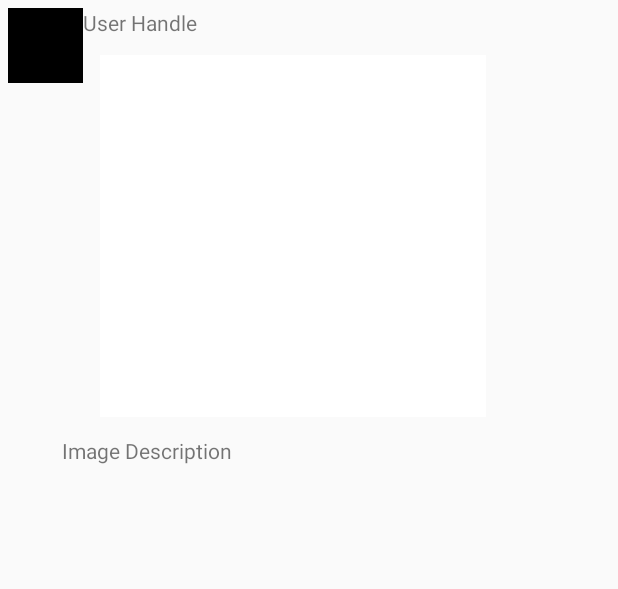
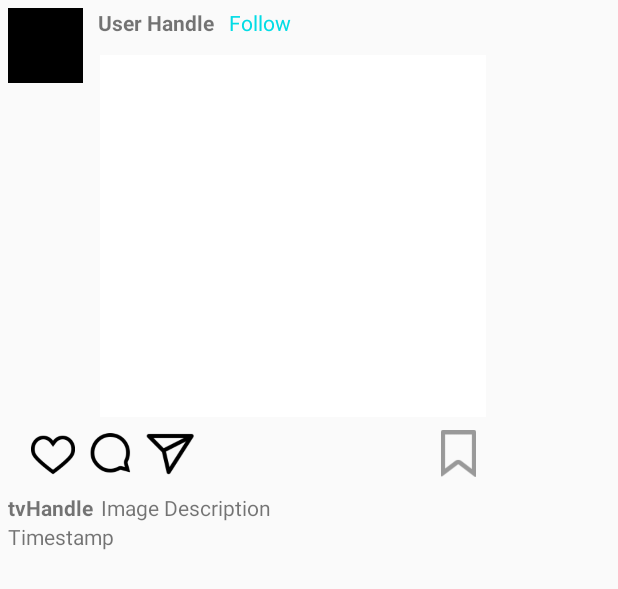
Before and after one commit to ruygonzalez/Parstagram, an Android app: the layout item_post.xml on its own in the app's theme, with its tools: preview values and no code run, on a phone screen of 412 x 824 dp. Shown: the top 589 px of the screen. Run offline under Robolectric (Android 15) with nearby library versions, the phone set to English and light mode, and no system bars.

Commit message:
Timeline now resembles instagram more. Made changes to item_post

```diff
--- a/app/src/main/java/me/ruygonzalez/parstagram/BitmapScaler.java
+++ b/app/src/main/java/me/ruygonzalez/parstagram/BitmapScaler.java
@@ -9,7 +9,6 @@ public class BitmapScaler {
         float factor = width / (float) b.getWidth();
         return Bitmap.createScaledBitmap(b, width, (int) (b.getHeight() * factor), true);
     }
-
 
     // scale and keep aspect ratio
     public static Bitmap scaleToFitHeight(Bitmap b, int height)
--- a/app/src/main/java/me/ruygonzalez/parstagram/PostAdapter.java
+++ b/app/src/main/java/me/ruygonzalez/parstagram/PostAdapter.java
@@ -4,6 +4,7 @@ import android.content.Context;
 import android.content.Intent;
 import android.support.annotation.NonNull;
 import android.support.v7.widget.RecyclerView;
+import android.text.format.DateUtils;
 import android.view.LayoutInflater;
 import android.view.View;
 import android.view.ViewGroup;
@@ -15,7 +16,9 @@ import com.parse.ParseException;
 
 import org.parceler.Parcels;
 
+import java.text.SimpleDateFormat;
 import java.util.List;
+import java.util.Locale;
 
 import me.ruygonzalez.parstagram.model.Post;
 
@@ -55,10 +58,12 @@ public class PostAdapter extends RecyclerView.Adapter<PostAdapter.ViewHolder>{
         // populate the views according to this data
         try {
             holder.tvHandle.setText(post.getUser().fetchIfNeeded().getString("username"));
+            holder.tvHandle2.setText("@" + post.getUser().fetchIfNeeded().getString("handle"));
         } catch (ParseException e) {
             e.printStackTrace();
         }
         holder.tvDescription.setText(post.getDescription());
+        holder.timestamp.setText(getRelativeTimeAgo(post.getCreatedAt().toString()));
 
         // load image
         Glide.with(context)
@@ -84,6 +89,8 @@ public class PostAdapter extends RecyclerView.Adapter<PostAdapter.ViewHolder>{
         public TextView tvHandle;
         public TextView tvDescription;
         public ImageView ivPicture;
+        public TextView tvHandle2;
+        public TextView timestamp;
 
         public ViewHolder(View itemView){
             super(itemView);
@@ -94,6 +101,8 @@ public class PostAdapter extends RecyclerView.Adapter<PostAdapter.ViewHolder>{
             tvHandle = (TextView) itemView.findViewById(R.id.tvHandle);
             tvDescription = (TextView) itemView.findViewById(R.id.tvDescription);
             ivPicture = (ImageView) itemView.findViewById(R.id.ivPicture);
+            timestamp = (TextView) itemView.findViewById(R.id.tvTimestamp);
+            tvHandle2 = (TextView) itemView.findViewById(R.id.tvHandle2);
             itemView.setOnClickListener(this); //when a post gets clicked on go to onclick
         }
 
@@ -115,4 +124,21 @@ public class PostAdapter extends RecyclerView.Adapter<PostAdapter.ViewHolder>{
             }
         }
     }
+
+    // getRelativeTimeAgo("Mon Apr 01 21:16:23 +0000 2014");
+    public String getRelativeTimeAgo(String rawJsonDate) {
+        String twitterFormat = "EEE MMM dd HH:mm:ss ZZZZZ yyyy";
+        SimpleDateFormat sf = new SimpleDateFormat(twitterFormat, Locale.ENGLISH);
+        sf.setLenient(true);
+
+        String relativeDate = "";
+        try {
+            long dateMillis = sf.parse(rawJsonDate).getTime();
+            relativeDate = DateUtils.getRelativeTimeSpanString(dateMillis,
+                    System.currentTimeMillis(), DateUtils.SECOND_IN_MILLIS).toString();
+        } catch (java.text.ParseException e) {
+            e.printStackTrace();
+        }
+        return relativeDate;
+    }
 }
--- a/app/src/main/res/layout/item_post.xml
+++ b/app/src/main/res/layout/item_post.xml
@@ -2,16 +2,16 @@
 <RelativeLayout xmlns:android="http://schemas.android.com/apk/res/android"
     xmlns:app="http://schemas.android.com/apk/res-auto"
     android:layout_width="match_parent"
-    android:layout_height="400dp"
+    android:layout_height="375dp"
     android:layout_margin="5dp">
 
     <ImageView
         android:id="@+id/ivProfileImage"
         android:layout_width="50dp"
         android:layout_height="50dp"
-        android:layout_alignParentLeft="true"
         android:layout_alignParentStart="true"
         android:layout_alignParentTop="true"
+        android:layout_marginRight="10dp"
         app:srcCompat="@android:color/black" />
 
     <TextView
@@ -19,17 +19,18 @@
         android:layout_width="wrap_content"
         android:layout_height="wrap_content"
         android:layout_alignParentTop="true"
-        android:layout_toEndOf="@+id/ivProfileImage"
-        android:text="User Handle" />
+        android:layout_marginRight="10dp"
+        android:layout_toRightOf="@id/ivProfileImage"
+        android:text="User Handle"
+        android:textStyle="bold" />
 
 
     <TextView
         android:id="@+id/tvDescription"
-        android:layout_width="329dp"
+        android:layout_width="269dp"
         android:layout_height="wrap_content"
-        android:layout_alignParentBottom="true"
-        android:layout_centerHorizontal="true"
-        android:layout_marginBottom="95dp"
+        android:layout_toRightOf="@id/tvHandle2"
+        android:layout_above="@+id/tvTimestamp"
         android:text="Image Description" />
 
     <ImageView
@@ -42,5 +43,69 @@
         android:layout_marginTop="31dp"
         app:srcCompat="@android:color/background_light" />
 
+    <TextView
+        android:id="@+id/tvTimestamp"
+        android:layout_width="wrap_content"
+        android:layout_height="wrap_content"
+        android:layout_alignParentBottom="true"
+        android:layout_alignParentStart="true"
+        android:layout_marginBottom="13dp"
+        android:text="Timestamp" />
+
+    <TextView
+        android:id="@+id/tvHandle2"
+        android:layout_width="wrap_content"
+        android:layout_height="wrap_content"
+        android:layout_marginRight="5dp"
+        android:layout_above="@+id/tvTimestamp"
+        android:layout_alignParentStart="true"
+        android:text="tvHandle"
+        android:textStyle="bold" />
+
+    <ImageView
+        android:id="@+id/imageView3"
+        android:layout_width="29dp"
+        android:layout_height="32dp"
+        android:layout_alignEnd="@+id/ivProfileImage"
+        android:layout_alignParentBottom="true"
+        android:layout_marginRight="5dp"
+        android:layout_marginBottom="62dp"
+        app:srcCompat="@drawable/ufi_heart" />
+
+    <ImageView
+        android:id="@+id/imageView4"
+        android:layout_width="36dp"
+        android:layout_height="30dp"
+        android:layout_marginRight="5dp"
+        android:layout_toRightOf="@id/imageView3"
+        android:layout_alignTop="@+id/imageView3"
+        app:srcCompat="@drawable/ufi_comment" />
+
+    <ImageView
+        android:id="@+id/imageView5"
+        android:layout_width="33dp"
+        android:layout_height="32dp"
+        android:layout_toRightOf="@id/imageView4"
+        android:layout_alignTop="@+id/imageView3"
+        app:srcCompat="@drawable/direct" />
+
+    <ImageView
+        android:id="@+id/imageView6"
+        android:layout_width="26dp"
+        android:layout_height="31dp"
+        android:layout_marginRight="5dp"
+        android:layout_alignEnd="@+id/ivPicture"
+        android:layout_alignTop="@+id/imageView3"
+        app:srcCompat="@drawable/ufi_save" />
+
+    <TextView
+        android:id="@+id/tvFollow"
+        android:layout_width="wrap_content"
+        android:layout_height="wrap_content"
+        android:layout_alignParentTop="true"
+        android:layout_toRightOf="@+id/tvHandle"
+        android:text="Follow"
+        android:textColor="@color/blueteal_10" />
+
 
 </RelativeLayout>
```
Also changed, not shown: app/src/main/res/drawable/ufi_more.png (added), app/src/main/res/drawable/ufi_save.png (added).
